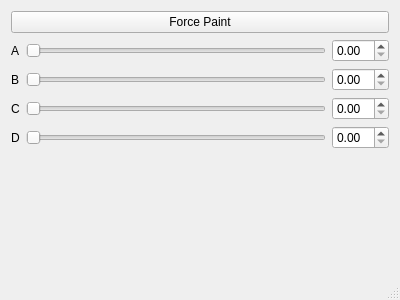
Above: strangewindow.ui from rpeng/QStrange before the change. Below: the same form after it.
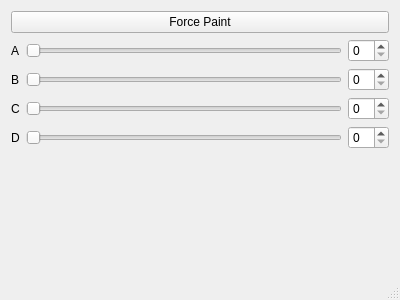
That is the form after the change. Custom widgets are drawn as their Qt base class.

```diff
--- a/strangewindow.ui
+++ b/strangewindow.ui
@@ -111,18 +111,6 @@
             </property>
            </widget>
           </item>
-          <item row="0" column="2">
-           <widget class="StrangeSpinner" name="spin_a"/>
-          </item>
-          <item row="1" column="2">
-           <widget class="StrangeSpinner" name="spin_b"/>
-          </item>
-          <item row="2" column="2">
-           <widget class="StrangeSpinner" name="spin_c"/>
-          </item>
-          <item row="3" column="2">
-           <widget class="StrangeSpinner" name="spin_d"/>
-          </item>
           <item row="4" column="1">
            <spacer name="verticalSpacer">
             <property name="orientation">
@@ -136,6 +124,18 @@
             </property>
            </spacer>
           </item>
+          <item row="3" column="2">
+           <widget class="StrangeSpinner" name="spin_d"/>
+          </item>
+          <item row="2" column="2">
+           <widget class="StrangeSpinner" name="spin_c"/>
+          </item>
+          <item row="1" column="2">
+           <widget class="StrangeSpinner" name="spin_b"/>
+          </item>
+          <item row="0" column="2">
+           <widget class="StrangeSpinner" name="spin_a"/>
+          </item>
          </layout>
         </item>
        </layout>
@@ -158,20 +158,21 @@
  </widget>
  <layoutdefault spacing="6" margin="11"/>
  <customwidgets>
-  <customwidget>
-   <class>StrangeSpinner</class>
-   <extends>QDoubleSpinBox</extends>
-   <header>strangespinner.h</header>
-   <slots>
-    <slot>syncValue(int)</slot>
-   </slots>
-  </customwidget>
   <customwidget>
    <class>StrangeSlider</class>
    <extends>QSlider</extends>
    <header>strangeslider.h</header>
    <slots>
     <slot>syncValue(double)</slot>
+    <slot>syncValue(int)</slot>
+   </slots>
+  </customwidget>
+  <customwidget>
+   <class>StrangeSpinner</class>
+   <extends>QSpinBox</extends>
+   <header>strangespinner.h</header>
+   <slots>
+    <slot>syncValue(int)</slot>
    </slots>
   </customwidget>
  </customwidgets>
```
Left out of the diff: 82 changed lines with no effect on the pictures.
